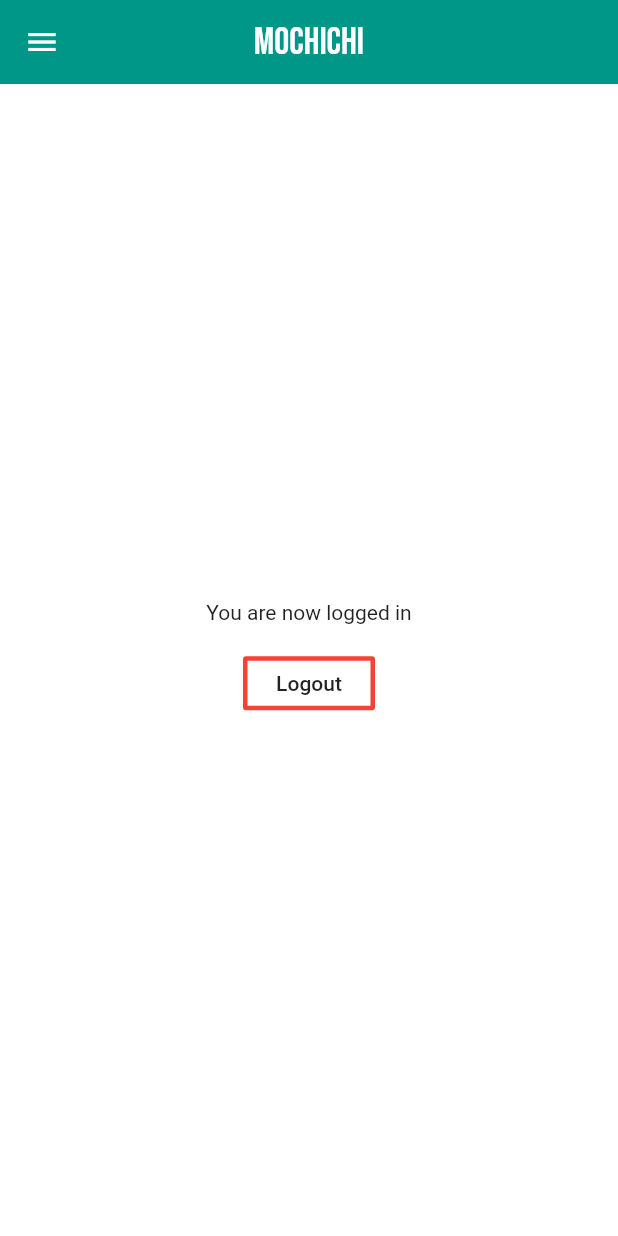
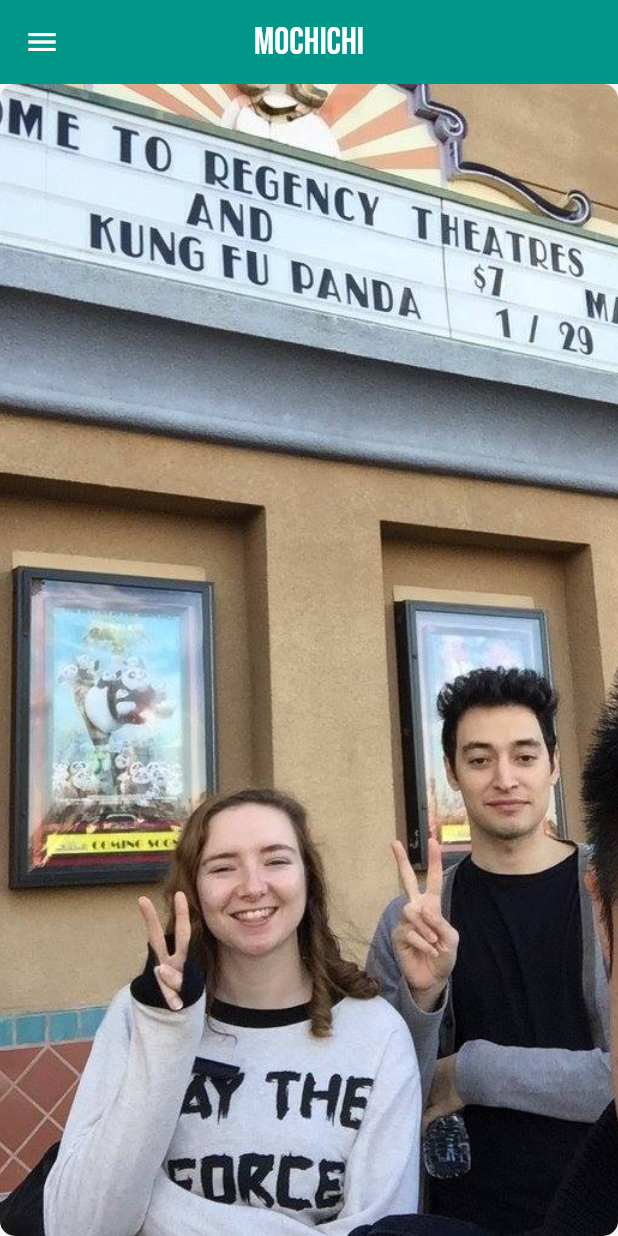
Before and after one commit to bfazeli/Mochichi_v0.1, a Flutter app: the HomePage screen opened by its route, on a phone screen of 412 x 824 dp. Run offline on Flutter 3.47's test engine with Material 2 defaults, Android fonts, the phone set to English and light mode, and no system bars; our stand-ins replace cloud_firestore, firebase_auth, firebase_core; accounts and stored records are empty.

Commit message:
Update: Removed unwanted files

```diff
--- a/lib/card.dart
+++ /dev/null
@@ -1,10 +0,0 @@
-import 'package:flutter/material.dart';
-
-class Card extends StatelessWidget {
-  @override
-  Widget build(BuildContext context) {
-    return Stack(
-
-    );
-  }
-}
--- a/lib/homepage.dart
+++ b/lib/homepage.dart
@@ -1,6 +1,7 @@
 import 'package:flutter/material.dart';
 import 'package:firebase_auth/firebase_auth.dart';
 import 'strings.dart';
+import 'profilecard.dart';
 
 class HomePage extends StatefulWidget {
   @override
@@ -38,32 +39,33 @@
           ),
         ),
         body: Center(
-          child: Container(
-            child: Column(
-              mainAxisAlignment: MainAxisAlignment.center,
-              children: <Widget>[
-                Text("You are now logged in"),
-                SizedBox(
-                  height: 15.0,
-                ),
-                OutlineButton(
-                  borderSide: BorderSide(
-                    color: Colors.red, style: BorderStyle.solid, width: 3.0
-                  ),
-                  child: Text("Logout"),
-                  onPressed: () {
-                    FirebaseAuth.instance.signOut()
-                    .then((value) {
-                      Navigator.of(context).pushReplacementNamed('/landingpage');
-                    })
-                    .catchError((error) {
-                      print(error);
-                    });
-                  },
-                )
-              ],
-            ),
-          ),
+          child: ProfileCard(),
+          //Container(
+          //   child: Column(
+          //     mainAxisAlignment: MainAxisAlignment.center,
+          //     children: <Widget>[
+          //       Text("You are now logged in"),
+          //       SizedBox(
+          //         height: 15.0,
+          //       ),
+          //       OutlineButton(
+          //         borderSide: BorderSide(
+          //           color: Colors.red, style: BorderStyle.solid, width: 3.0
+          //         ),
+          //         child: Text("Logout"),
+          //         onPressed: () {
+          //           FirebaseAuth.instance.signOut()
+          //           .then((value) {
+          //             Navigator.of(context).pushReplacementNamed('/landingpage');
+          //           })
+          //           .catchError((error) {
+          //             print(error);
+          //           });
+          //         },
+          //       )
+          //     ],
+          //   ),
+          // ),
         ),
       ),
     );
--- /dev/null
+++ b/lib/profilecard.dart
@@ -0,0 +1,47 @@
+import 'package:flutter/material.dart';
+
+class ProfileCard extends StatefulWidget {
+  @override
+  _ProfileCardState createState() => _ProfileCardState();
+}
+
+class _ProfileCardState extends State<ProfileCard> {
+  Widget _buildBackground() {
+    return new Image.asset(
+      'assets/images/pic1.jpg',
+      fit: BoxFit.cover,
+    );
+  }
+
+  Widget _buildProfileSynopsis() {
+    return new Container();
+  }
+
+  @override
+  Widget build(BuildContext context) {
+    return Container(
+      decoration: BoxDecoration(
+        borderRadius: BorderRadius.circular(10.0),
+        boxShadow: [
+          BoxShadow(
+            color: const Color(0x11000000),
+            blurRadius: 5.0,
+            spreadRadius: 2.0,
+          )
+        ]
+      ),
+      child: ClipRRect(
+        borderRadius: BorderRadius.circular(10),
+        child: Material(
+          child: Stack(
+            fit: StackFit.expand,
+            children: <Widget>[
+              _buildBackground(),
+              _buildProfileSynopsis(),
+            ],
+          ),
+        ),
+      ),
+    );
+  }
+}
```
